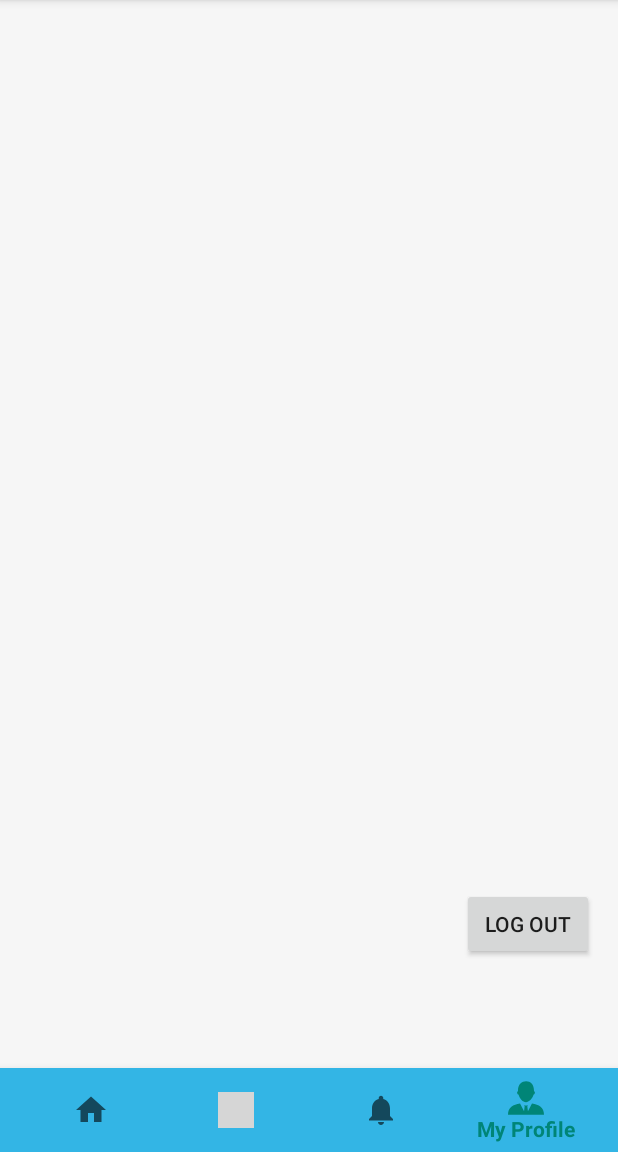
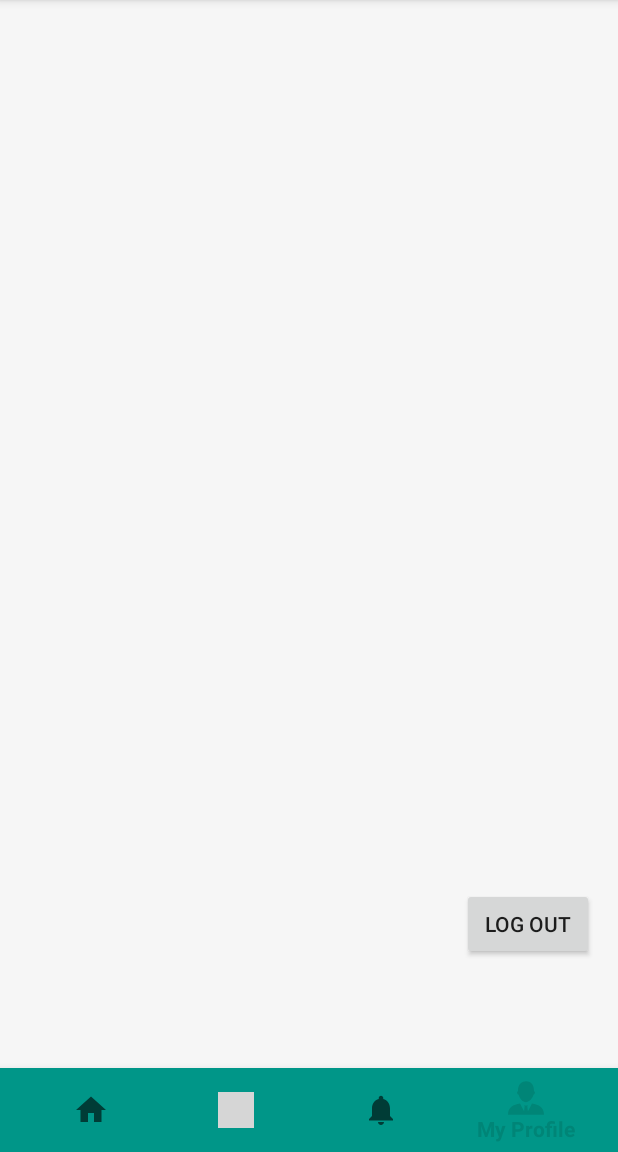
Before and after one commit to gohachibatam/TUGCair, an Android app: the screen it shows after launch once a user with an empty profile is signed in (DashboardActivity), item 4 of the bottom bar chosen, on a phone screen of 412 x 824 dp, the part 84-1236 px from its top. Run offline under Robolectric (Android 15) with nearby library versions, the phone set to English and light mode, and no system bars; our stand-ins replace Firebase (no records; nobody signed in at launch, a user with empty details on screens opened directly); grey boxes are pictures that could not be loaded.

Commit message:
ganti warna navbar
biru ke hijau

```diff
--- a/app/src/main/res/layout/activity_dashboard.xml
+++ b/app/src/main/res/layout/activity_dashboard.xml
@@ -11,7 +11,7 @@
         android:id="@+id/nav_view"
         android:layout_width="0dp"
         android:layout_height="wrap_content"
-        android:background="@android:color/holo_blue_light"
+        android:background="#009688"
         app:layout_constraintBottom_toBottomOf="parent"
         app:layout_constraintLeft_toLeftOf="parent"
         app:layout_constraintRight_toRightOf="parent"
```
